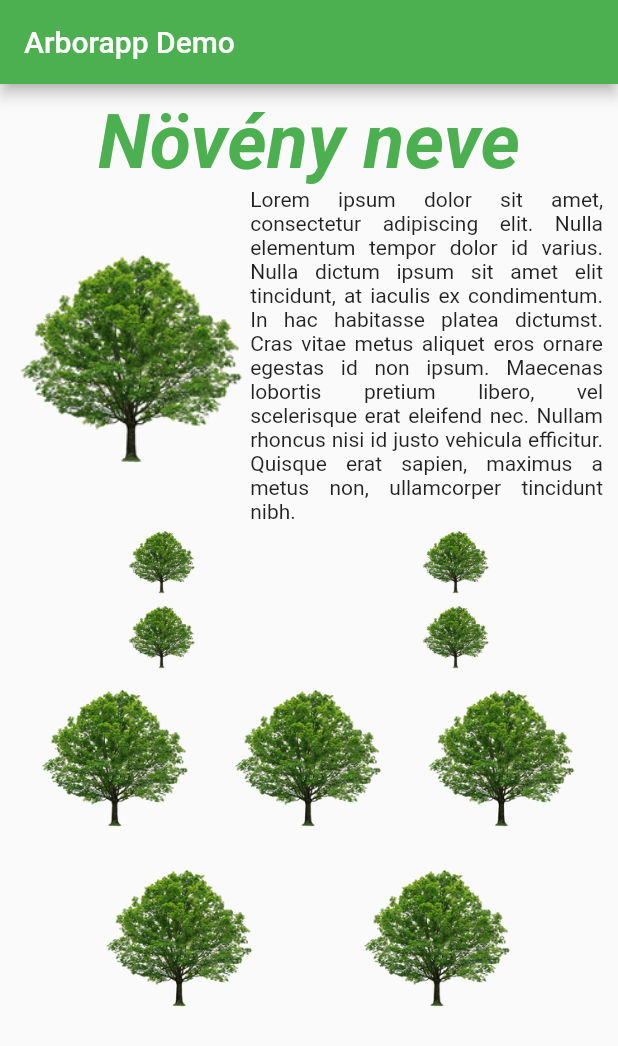
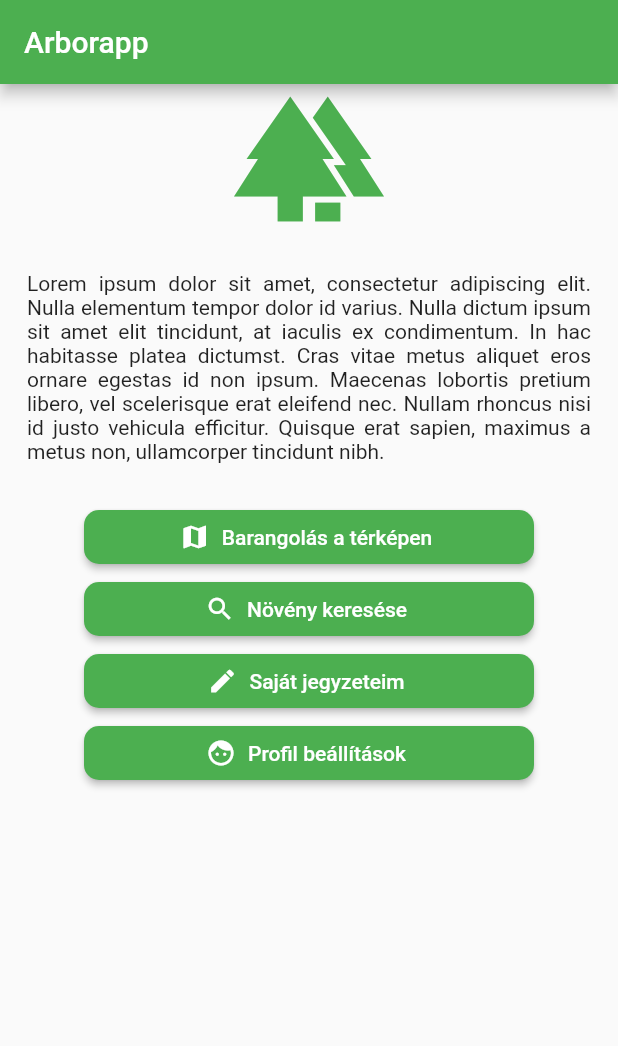
Before and after one commit to Beck-berry/arborapp, a Flutter app: the screen it shows after launch, on a phone screen of 412 x 824 dp. Shown: the top 1046 px of the screen. Run offline on Flutter 3.47's test engine with Material 2 defaults, Android fonts, the phone set to English and light mode, and no system bars.

Commit message:
init kezdőképernyő

```diff
--- a/lib/main.dart
+++ b/lib/main.dart
@@ -16,7 +16,7 @@ class Arborapp extends StatelessWidget {
       theme: ThemeData(
         primarySwatch: Colors.green,
       ),
-      home: const MyHomePage(cim: 'Arborapp Demo'),
+      home: const MyHomePage(cim: 'Arborapp'),
     );
   }
 }
@@ -32,7 +32,72 @@ class MyHomePage extends StatelessWidget {
         appBar: AppBar(
           title: Text(cim),
         ),
-        body: const Plant()
+        body: Column(
+          children: [
+            const Icon(
+              Icons.forest,
+              size: 100,
+              color: Colors.green,
+            ),
+             Container(
+               margin: const EdgeInsets.symmetric(vertical: 25, horizontal: 18),
+               child:
+                 const Text(
+                    'Lorem ipsum dolor sit amet, consectetur adipiscing elit. Nulla elementum tempor dolor id varius. Nulla dictum ipsum sit amet elit tincidunt, at iaculis ex condimentum. In hac habitasse platea dictumst. Cras vitae metus aliquet eros ornare egestas id non ipsum. Maecenas lobortis pretium libero, vel scelerisque erat eleifend nec. Nullam rhoncus nisi id justo vehicula efficitur. Quisque erat sapien, maximus a metus non, ullamcorper tincidunt nibh.',
+                    textAlign: TextAlign.justify,
+                )
+             ),
+            const FoMenuButton(
+              cimke: "Barangolás a térképen",
+              ikon: Icons.map,
+              onPress: Plant(),
+            ),
+            const FoMenuButton(
+              cimke: "Növény keresése",
+              ikon: Icons.search,
+              onPress: Plant(),
+            ),
+            const FoMenuButton(
+              cimke: "Saját jegyzeteim",
+              ikon: Icons.edit,
+              onPress: Plant(),
+            ),
+            const FoMenuButton(
+              cimke: "Profil beállítások",
+              ikon: Icons.face,
+              onPress: Plant(),
+            ),
+          ]
+        )
     );
   }
 }
+
+class FoMenuButton extends StatelessWidget {
+  const FoMenuButton({Key? key, required this.cimke, required this.ikon, required this.onPress}) : super(key: key);
+
+  final String cimke;
+  final IconData ikon;
+  final Widget onPress;
+
+  @override
+  Widget build(BuildContext context) {
+    return Center(
+      child:
+        ElevatedButton.icon(
+          label: Text(cimke),
+          icon: Icon(ikon, size: 20),
+          style: ElevatedButton.styleFrom(
+            fixedSize: const Size(300, 30),
+            shape: RoundedRectangleBorder(borderRadius: BorderRadius.circular(10)),
+          ),
+          onPressed: () {
+            Navigator.push(
+                context,
+                MaterialPageRoute(builder: (context) => onPress)
+            );
+          }
+        ),
+    );
+  }
+}
```
